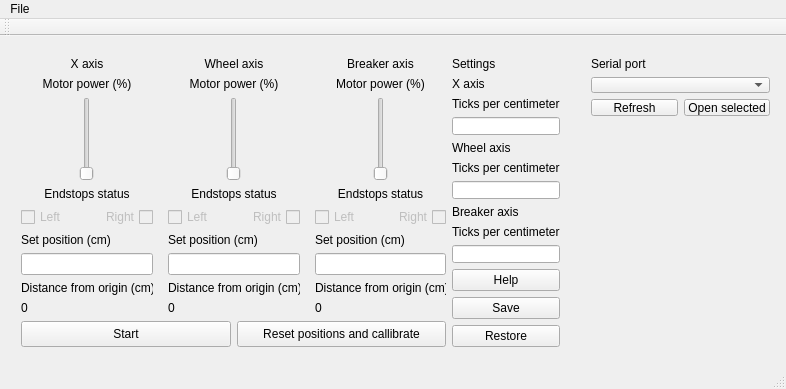
This is wirepullerwindow.ui in SteelPh0enix/WirePullerControlCenter as Qt 5 draws it before an edit. The edited form follows.
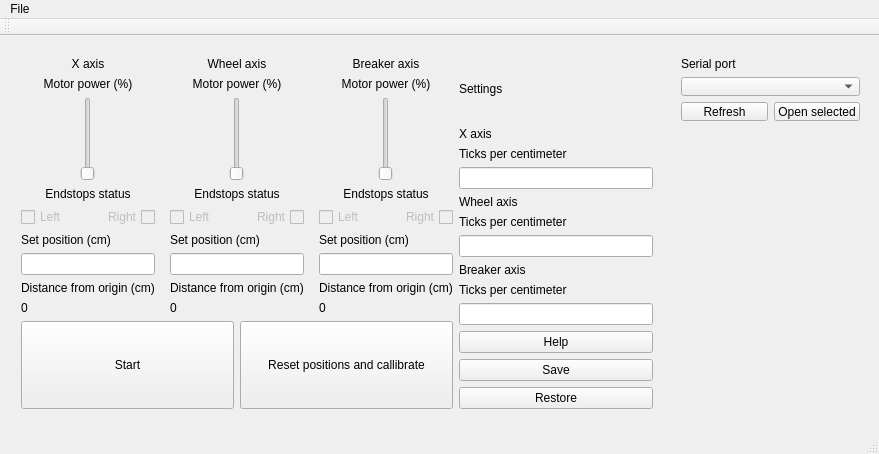
This is the edited form.

```diff
--- a/wirepullerwindow.ui
+++ b/wirepullerwindow.ui
@@ -6,8 +6,8 @@
    <rect>
     <x>0</x>
     <y>0</y>
-    <width>786</width>
-    <height>389</height>
+    <width>879</width>
+    <height>454</height>
    </rect>
   </property>
   <property name="sizePolicy">
@@ -22,23 +22,17 @@
     <height>389</height>
    </size>
   </property>
-  <property name="maximumSize">
-   <size>
-    <width>786</width>
-    <height>389</height>
-   </size>
-  </property>
   <property name="windowTitle">
    <string>Wire Puller Control Center</string>
   </property>
   <widget class="QWidget" name="centralWidget">
-   <widget class="QWidget" name="">
+   <widget class="QWidget" name="layoutWidget">
     <property name="geometry">
      <rect>
       <x>10</x>
       <y>10</y>
-      <width>561</width>
-      <height>312</height>
+      <width>654</width>
+      <height>374</height>
      </rect>
     </property>
     <layout class="QHBoxLayout" name="horizontalLayout_5">
@@ -702,13 +696,13 @@
      </item>
     </layout>
    </widget>
-   <widget class="QWidget" name="">
+   <widget class="QWidget" name="anotherLayoutWidget">
     <property name="geometry">
      <rect>
-      <x>580</x>
+      <x>670</x>
       <y>10</y>
       <width>201</width>
-      <height>81</height>
+      <height>86</height>
      </rect>
     </property>
     <layout class="QVBoxLayout" name="verticalLayout_27">
@@ -748,8 +742,8 @@
     <rect>
      <x>0</x>
      <y>0</y>
-     <width>786</width>
-     <height>20</height>
+     <width>879</width>
+     <height>23</height>
     </rect>
    </property>
    <widget class="QMenu" name="menuFile">
```
